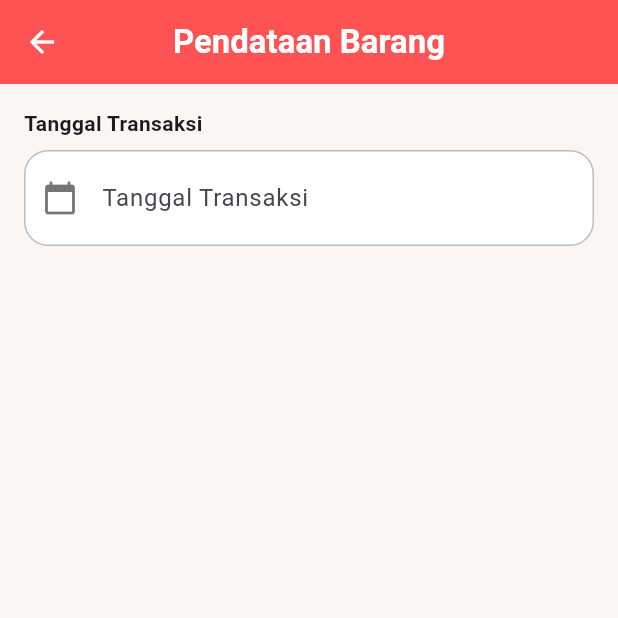
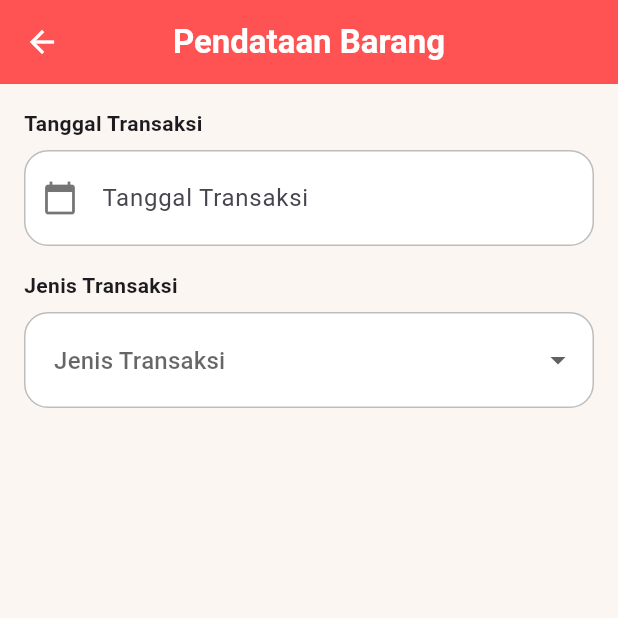
Before and after one commit to Aryaaa30/20220140114_UCP1_Flutter, a Flutter app: the PendataanBarangPage screen opened directly, on a phone screen of 412 x 824 dp, the top half of it. Run offline on Flutter 3.47's test engine with Material 3 defaults, Android fonts, the phone set to English and light mode, and no system bars.

Commit message:
Menambahkan DropdownField Jenis Transaksi

```diff
--- a/lib/barang/pendataan_barang.dart
+++ b/lib/barang/pendataan_barang.dart
@@ -93,6 +93,17 @@ class _PendataanBarangPageState extends State<PendataanBarangPage> {
                 ),
               ),
             ),
+            const SizedBox(height: 16),
+            buildDropdownField(
+              label: 'Jenis Transaksi',
+              value: selectedJenisTransaksi,
+              items: jenisTransaksiList,
+              onChanged: (value) {
+                setState(() {
+                  selectedJenisTransaksi = value;
+                });
+              },
+            ),
           ],
         ),
       ),
@@ -133,3 +144,47 @@ Widget buildInputField({
     ),
   );
 }
+
+Widget buildDropdownField({
+  required String label,
+  required String? value,
+  required List<String> items,
+  required Function(String?) onChanged,
+}) {
+  return Column(
+    crossAxisAlignment: CrossAxisAlignment.start,
+    children: [
+      buildLabel(label),
+      const SizedBox(height: 8),
+      DropdownButtonFormField<String>(
+        value: value,
+        items:
+            items
+                .map((item) => DropdownMenuItem(value: item, child: Text(item)))
+                .toList(),
+        onChanged: onChanged,
+        decoration: InputDecoration(
+          hintText: label,
+          filled: true,
+          fillColor: Colors.white,
+          contentPadding: const EdgeInsets.symmetric(
+            vertical: 20,
+            horizontal: 16,
+          ),
+          border: OutlineInputBorder(
+            borderRadius: BorderRadius.circular(16),
+            borderSide: const BorderSide(color: Colors.black26),
+          ),
+          enabledBorder: OutlineInputBorder(
+            borderRadius: BorderRadius.circular(16),
+            borderSide: const BorderSide(color: Colors.black26),
+          ),
+          focusedBorder: OutlineInputBorder(
+            borderRadius: BorderRadius.circular(16),
+            borderSide: const BorderSide(color: Colors.redAccent),
+          ),
+        ),
+      ),
+    ],
+  );
+}
```
